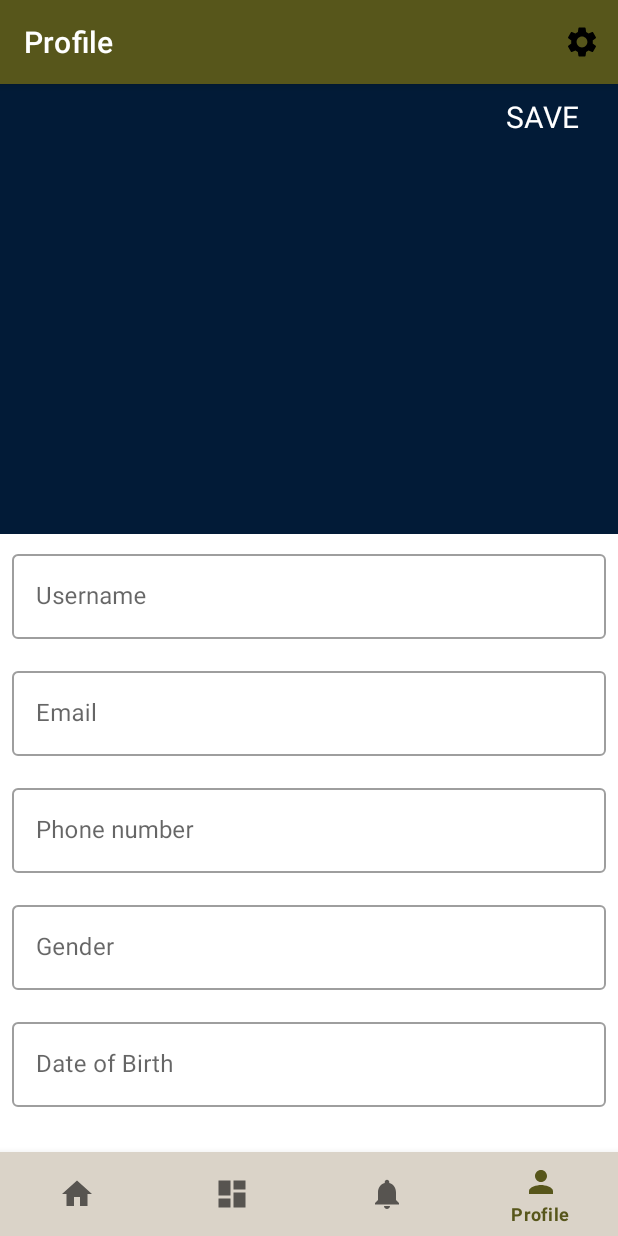
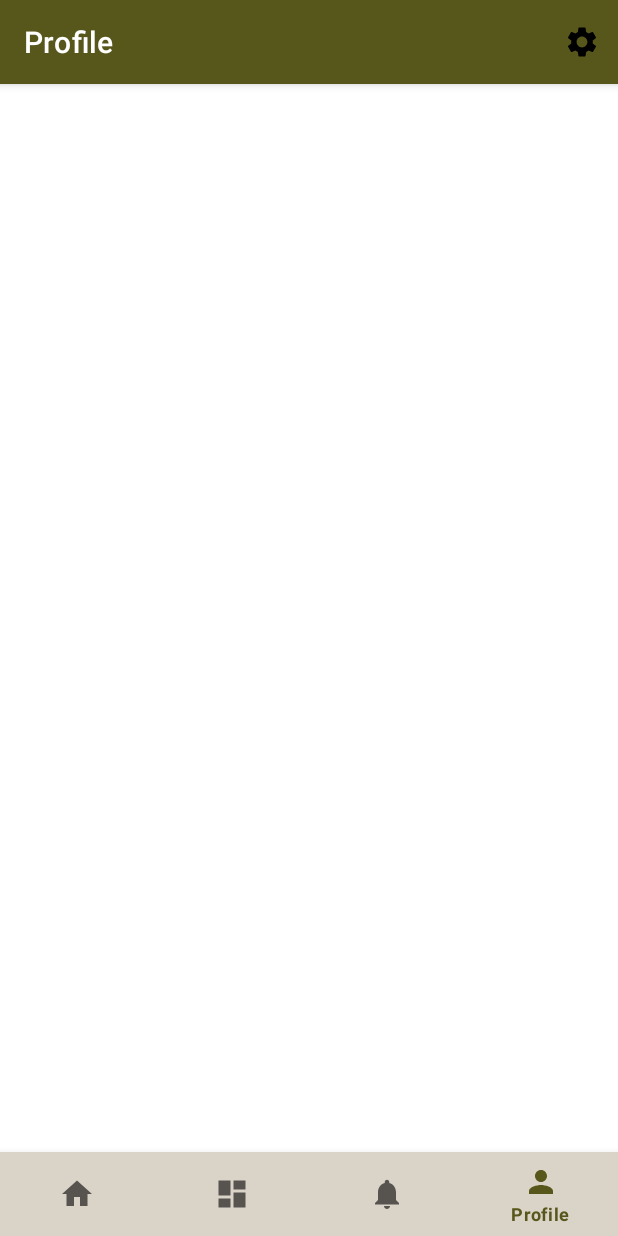
Before and after one commit to abd1lazov/TaskApp51, an Android app: the ProfileFragment screen opened through its navigation route, on a phone screen of 412 x 824 dp. Run offline under Robolectric (Android 15) with nearby library versions, the phone set to English and light mode, and no system bars; our stand-ins replace CircleImageView, Room's generated code, navigation-ui; 1 statement that could not run was skipped.

Commit message:
delete some class

```diff
--- a/app/build.gradle
+++ b/app/build.gradle
@@ -2,7 +2,6 @@ plugins {
     id 'com.android.application'
     id 'org.jetbrains.kotlin.android'
     id 'kotlin-kapt'
-    id 'com.google.gms.google-services'
 }
 
 android {
@@ -40,7 +39,7 @@ android {
 dependencies {
 
     implementation 'androidx.core:core-ktx:1.9.0'
-    implementation 'androidx.appcompat:appcompat:1.6.0'
+    implementation 'androidx.appcompat:appcompat:1.6.1'
     implementation 'com.google.android.material:material:1.8.0'
     implementation 'androidx.constraintlayout:constraintlayout:2.1.4'
     implementation 'androidx.lifecycle:lifecycle-livedata-ktx:2.5.1'
@@ -70,6 +69,4 @@ dependencies {
 //    AlertDialog
     implementation 'com.google.android.material:material:1.8.0'
 
-//    Firebase Auth
-    implementation 'com.google.firebase:firebase-auth-ktx:21.1.0'
 }
--- a/app/src/main/java/com/example/taskapp51/MainActivity.kt
+++ b/app/src/main/java/com/example/taskapp51/MainActivity.kt
@@ -10,12 +10,10 @@ import androidx.navigation.ui.setupActionBarWithNavController
 import androidx.navigation.ui.setupWithNavController
 import com.example.taskapp51.databinding.ActivityMainBinding
 import com.example.taskapp51.utils.Preferences
-import com.google.firebase.auth.FirebaseAuth
 
 class MainActivity : AppCompatActivity() {
 
     private lateinit var binding: ActivityMainBinding
-    private var auth = FirebaseAuth.getInstance()
 
     override fun onCreate(savedInstanceState: Bundle?) {
         super.onCreate(savedInstanceState)
@@ -40,8 +38,6 @@ class MainActivity : AppCompatActivity() {
         )
         if (!Preferences(applicationContext).isBoardingShowed()) {
             navController.navigate(R.id.onBoardFragment)
-        } else if (auth.currentUser == null) {
-            navController.navigate(R.id.authFragment)
         }
 
         val listWithoutBottomNav =
--- a/app/src/main/java/com/example/taskapp51/ui/authentication/AuthFragment.kt
+++ /dev/null
@@ -1,110 +0,0 @@
-package com.example.taskapp51.ui.authentication
-
-import android.os.Bundle
-import androidx.fragment.app.Fragment
-import android.view.LayoutInflater
-import android.view.View
-import android.view.ViewGroup
-import androidx.core.view.isVisible
-import androidx.navigation.fragment.findNavController
-import com.example.taskapp51.R
-import com.example.taskapp51.databinding.FragmentAuthBinding
-import com.example.taskapp51.extensions.showToast
-import com.google.firebase.FirebaseException
-import com.google.firebase.auth.FirebaseAuth
-import com.google.firebase.auth.FirebaseAuthInvalidCredentialsException
-import com.google.firebase.auth.PhoneAuthCredential
-import com.google.firebase.auth.PhoneAuthOptions
-import com.google.firebase.auth.PhoneAuthProvider
-import java.util.concurrent.TimeUnit
-
-class AuthFragment : Fragment() {
-
-    private lateinit var binding: FragmentAuthBinding
-    private var auth = FirebaseAuth.getInstance()
-    private var correctCode: String? = null
-
-    override fun onCreateView(
-        inflater: LayoutInflater, container: ViewGroup?,
-        savedInstanceState: Bundle?
-    ): View {
-        binding = FragmentAuthBinding.inflate(inflater, container, false)
-
-        initViews()
-        initListeners()
-
-        return binding.root
-    }
-
-    private fun initListeners() {
-        binding.btnSendPhone.setOnClickListener {
-            if (binding.etPhone.text!!.isNotEmpty()) {
-                sendPhone()
-                showToast("Sending...")
-            } else {
-                binding.etPhone.error = "Write your phone number!!!"
-            }
-        }
-        binding.btnConfirm.setOnClickListener {
-
-        }
-    }
-
-    private fun initViews() {
-
-    }
-
-    private fun sendPhone() {
-
-        auth.setLanguageCode("ru")
-        val options = PhoneAuthOptions.newBuilder(auth)
-            .setPhoneNumber(binding.etPhone.text.toString())
-            .setTimeout(60L, TimeUnit.SECONDS)
-            .setActivity(requireActivity())
-            .setCallbacks(object : PhoneAuthProvider.OnVerificationStateChangedCallbacks() {
-                override fun onVerificationCompleted(p0: PhoneAuthCredential) {
-                }
-
-                override fun onVerificationFailed(exception: FirebaseException) {
-                    showToast(exception.message.toString())
-                }
-
-                override fun onCodeSent(
-                    verificationCode: String,
-                    p1: PhoneAuthProvider.ForceResendingToken
-                ) {
-                    super.onCodeSent(verificationCode, p1)
-                    correctCode = verificationCode
-
-                    binding.etPhone.isVisible = false
-                    binding.btnSendPhone.isVisible = false
-
-                    binding.etCodeLayout.isVisible = true
-                    binding.btnConfirm.isVisible = true
-                }
-            })
-            .build()
-        PhoneAuthProvider.verifyPhoneNumber(options)
-    }
-
-    private fun sendCode() {
-        val credential = PhoneAuthProvider.getCredential(
-            correctCode.toString(),
-            binding.etCode.text.toString()
-        )
-        signInWithPhoneAuthCredential(credential)
-    }
-
-    private fun signInWithPhoneAuthCredential(credential: PhoneAuthCredential) {
-
-        auth.signInWithCredential(credential).addOnCompleteListener(requireActivity()) { task ->
-            if (task.isSuccessful) {
-                findNavController().navigate(R.id.navigation_home)
-            } else {
-                if (task.exception is FirebaseAuthInvalidCredentialsException) {
-                    showToast(task.exception.toString())
-                }
-            }
-        }
-    }
-}
--- a/app/src/main/res/layout/fragment_profile.xml
+++ b/app/src/main/res/layout/fragment_profile.xml
@@ -5,15 +5,6 @@
     android:layout_width="match_parent"
     android:layout_height="match_parent"
     tools:context=".ui.profile.ProfileFragment">
-
-    <androidx.constraintlayout.widget.ConstraintLayout
-        android:id="@+id/constLayout"
-        android:layout_width="match_parent"
-        android:layout_height="300dp"
-        android:background="#021B37"
-        app:layout_constraintEnd_toEndOf="parent"
-        app:layout_constraintStart_toStartOf="parent"
-        app:layout_constraintTop_toTopOf="parent">
 
         <de.hdodenhof.circleimageview.CircleImageView
             android:id="@+id/img_profile"
@@ -25,100 +16,4 @@
             app:layout_constraintStart_toStartOf="parent"
             app:layout_constraintTop_toTopOf="parent" />
 
-        <TextView
-            android:id="@+id/tv_save"
-            android:layout_width="wrap_content"
-            android:layout_height="wrap_content"
-            android:layout_marginTop="8dp"
-            android:layout_marginEnd="26dp"
-            android:text="@string/save"
-            android:textAllCaps="true"
-            android:textColor="@color/white"
-            android:textSize="20sp"
-            app:layout_constraintEnd_toEndOf="parent"
-            app:layout_constraintTop_toTopOf="parent" />
-
-    </androidx.constraintlayout.widget.ConstraintLayout>
-
-    <com.google.android.material.textfield.TextInputLayout
-        android:id="@+id/et_name"
-        style="@style/Widget.MaterialComponents.TextInputLayout.OutlinedBox"
-        android:layout_width="match_parent"
-        android:layout_height="wrap_content"
-        android:hint="@string/username"
-        android:padding="8dp"
-        app:layout_constraintStart_toStartOf="parent"
-        app:layout_constraintTop_toBottomOf="@id/constLayout">
-
-        <com.google.android.material.textfield.TextInputEditText
-            android:layout_width="match_parent"
-            android:layout_height="wrap_content" />
-
-    </com.google.android.material.textfield.TextInputLayout>
-
-    <com.google.android.material.textfield.TextInputLayout
-        android:id="@+id/et_email"
-        style="@style/Widget.MaterialComponents.TextInputLayout.OutlinedBox"
-        android:layout_width="match_parent"
-        android:layout_height="wrap_content"
-        android:hint="@string/email"
-        android:padding="8dp"
-        app:layout_constraintStart_toStartOf="parent"
-        app:layout_constraintTop_toBottomOf="@id/et_name">
-
-        <com.google.android.material.textfield.TextInputEditText
-            android:layout_width="match_parent"
-            android:layout_height="wrap_content" />
-
-    </com.google.android.material.textfield.TextInputLayout>
-
-    <com.google.android.material.textfield.TextInputLayout
-        android:id="@+id/et_phone_profile"
-        style="@style/Widget.MaterialComponents.TextInputLayout.OutlinedBox"
-        android:layout_width="match_parent"
-        android:layout_height="wrap_content"
-        android:hint="@string/phone_number"
-        android:padding="8dp"
-        app:layout_constraintStart_toStartOf="parent"
-        app:layout_constraintTop_toBottomOf="@id/et_email">
-
-        <com.google.android.material.textfield.TextInputEditText
-            android:layout_width="match_parent"
-            android:layout_height="wrap_content" />
-
-    </com.google.android.material.textfield.TextInputLayout>
-
-    <com.google.android.material.textfield.TextInputLayout
-        android:id="@+id/et_gender"
-        style="@style/Widget.MaterialComponents.TextInputLayout.OutlinedBox"
-        android:layout_width="match_parent"
-        android:layout_height="wrap_content"
-        android:hint="@string/gender"
-        android:padding="8dp"
-        app:layout_constraintStart_toStartOf="parent"
-        app:layout_constraintTop_toBottomOf="@id/et_phone_profile">
-
-        <com.google.android.material.textfield.TextInputEditText
-            android:layout_width="match_parent"
-            android:layout_height="wrap_content" />
-
-    </com.google.android.material.textfield.TextInputLayout>
-
-    <com.google.android.material.textfield.TextInputLayout
-        android:id="@+id/et_date"
-        style="@style/Widget.MaterialComponents.TextInputLayout.OutlinedBox"
-        android:layout_width="match_parent"
-        android:layout_height="wrap_content"
-        android:hint="@string/date_of_birth"
-        android:padding="8dp"
-        app:layout_constraintStart_toStartOf="parent"
-        app:layout_constraintTop_toBottomOf="@id/et_gender">
-
-        <com.google.android.material.textfield.TextInputEditText
-            android:layout_width="match_parent"
-            android:layout_height="wrap_content" />
-
-    </com.google.android.material.textfield.TextInputLayout>
-
-
 </androidx.constraintlayout.widget.ConstraintLayout>
```
Also changed, not shown: app/src/main/res/layout/fragment_auth.xml (deleted, +0 -86 lines).
